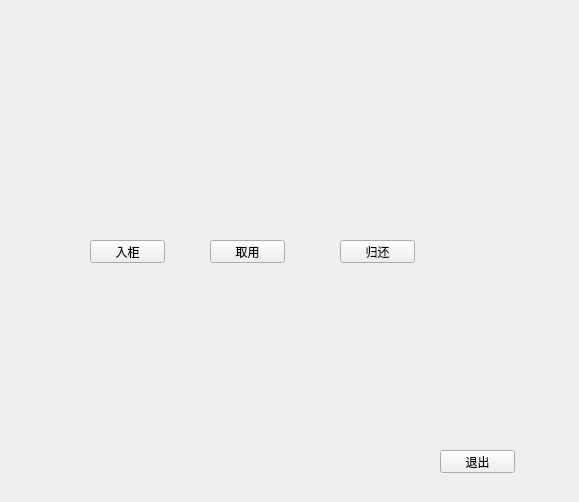
The window that Qt_Dev/v1.1/testSQL/mainui.ui (xuezeao/git_program) describes before a commit, drawn with Qt 5.
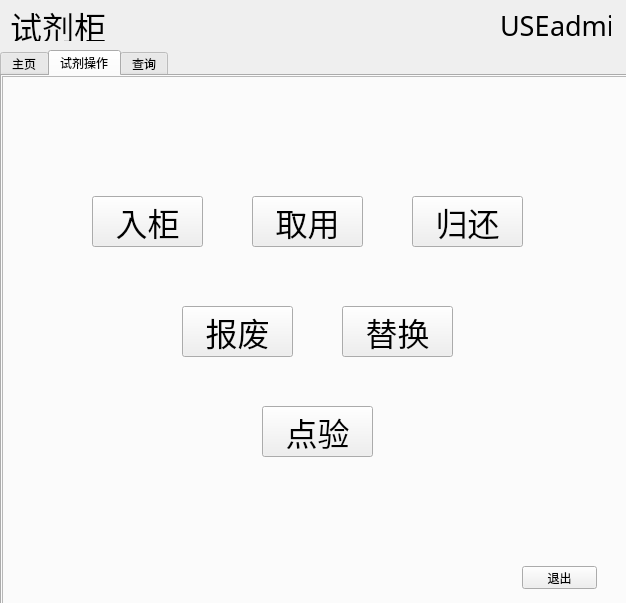
The same window after the commit. The open tabs and pages were chosen to show the change. Icons and pictures are not drawn.

Commit message: background OK

The edit to the form file:
```diff
--- a/Qt_Dev/v1.1/testSQL/mainui.ui
+++ b/Qt_Dev/v1.1/testSQL/mainui.ui
@@ -6,63 +6,359 @@
    <rect>
     <x>0</x>
     <y>0</y>
-    <width>579</width>
-    <height>502</height>
+    <width>626</width>
+    <height>603</height>
    </rect>
   </property>
   <property name="windowTitle">
    <string>Form</string>
   </property>
-  <widget class="QPushButton" name="pushButton_reagentP">
+  <widget class="QTabWidget" name="tabWidget">
    <property name="geometry">
     <rect>
-     <x>90</x>
-     <y>240</y>
-     <width>75</width>
-     <height>23</height>
+     <x>0</x>
+     <y>50</y>
+     <width>631</width>
+     <height>561</height>
     </rect>
    </property>
-   <property name="text">
-    <string>入柜</string>
+   <property name="styleSheet">
+    <string notr="true"/>
    </property>
+   <property name="currentIndex">
+    <number>0</number>
+   </property>
+   <widget class="QWidget" name="tag1">
+    <attribute name="title">
+     <string>主页</string>
+    </attribute>
+    <widget class="QTextBrowser" name="textBrowser">
+     <property name="geometry">
+      <rect>
+       <x>70</x>
+       <y>140</y>
+       <width>491</width>
+       <height>351</height>
+      </rect>
+     </property>
+    </widget>
+    <widget class="QLabel" name="label_4">
+     <property name="geometry">
+      <rect>
+       <x>250</x>
+       <y>60</y>
+       <width>101</width>
+       <height>31</height>
+      </rect>
+     </property>
+     <property name="font">
+      <font>
+       <family>Agency FB</family>
+       <pointsize>24</pointsize>
+      </font>
+     </property>
+     <property name="text">
+      <string>公告栏</string>
+     </property>
+    </widget>
+   </widget>
+   <widget class="QWidget" name="tab">
+    <attribute name="title">
+     <string>试剂操作</string>
+    </attribute>
+    <widget class="QPushButton" name="pushButton_reagentG">
+     <property name="geometry">
+      <rect>
+       <x>250</x>
+       <y>120</y>
+       <width>111</width>
+       <height>51</height>
+      </rect>
+     </property>
+     <property name="font">
+      <font>
+       <family>Agency FB</family>
+       <pointsize>24</pointsize>
+      </font>
+     </property>
+     <property name="text">
+      <string>取用</string>
+     </property>
+    </widget>
+    <widget class="QPushButton" name="pushButton_reagentP">
+     <property name="geometry">
+      <rect>
+       <x>90</x>
+       <y>120</y>
+       <width>111</width>
+       <height>51</height>
+      </rect>
+     </property>
+     <property name="font">
+      <font>
+       <family>Agency FB</family>
+       <pointsize>24</pointsize>
+      </font>
+     </property>
+     <property name="text">
+      <string>入柜</string>
+     </property>
+    </widget>
+    <widget class="QPushButton" name="pushButton_reagentB">
+     <property name="geometry">
+      <rect>
+       <x>410</x>
+       <y>120</y>
+       <width>111</width>
+       <height>51</height>
+      </rect>
+     </property>
+     <property name="font">
+      <font>
+       <family>Agency FB</family>
+       <pointsize>24</pointsize>
+      </font>
+     </property>
+     <property name="text">
+      <string>归还</string>
+     </property>
+    </widget>
+    <widget class="QPushButton" name="pushButton">
+     <property name="geometry">
+      <rect>
+       <x>520</x>
+       <y>490</y>
+       <width>75</width>
+       <height>23</height>
+      </rect>
+     </property>
+     <property name="text">
+      <string>退出</string>
+     </property>
+    </widget>
+    <widget class="QPushButton" name="pushButton_reagentP_2">
+     <property name="geometry">
+      <rect>
+       <x>180</x>
+       <y>230</y>
+       <width>111</width>
+       <height>51</height>
+      </rect>
+     </property>
+     <property name="font">
+      <font>
+       <family>Agency FB</family>
+       <pointsize>24</pointsize>
+      </font>
+     </property>
+     <property name="text">
+      <string>报废</string>
+     </property>
+    </widget>
+    <widget class="QPushButton" name="pushButton_reagentP_3">
+     <property name="geometry">
+      <rect>
+       <x>340</x>
+       <y>230</y>
+       <width>111</width>
+       <height>51</height>
+      </rect>
+     </property>
+     <property name="font">
+      <font>
+       <family>Agency FB</family>
+       <pointsize>24</pointsize>
+      </font>
+     </property>
+     <property name="text">
+      <string>替换</string>
+     </property>
+    </widget>
+    <widget class="QPushButton" name="pushButton_reagentP_4">
+     <property name="geometry">
+      <rect>
+       <x>260</x>
+       <y>330</y>
+       <width>111</width>
+       <height>51</height>
+      </rect>
+     </property>
+     <property name="font">
+      <font>
+       <family>Agency FB</family>
+       <pointsize>24</pointsize>
+      </font>
+     </property>
+     <property name="text">
+      <string>点验</string>
+     </property>
+    </widget>
+    <widget class="QFrame" name="frame_2">
+     <property name="geometry">
+      <rect>
+       <x>0</x>
+       <y>0</y>
+       <width>631</width>
+       <height>541</height>
+      </rect>
+     </property>
+     <property name="styleSheet">
+      <string notr="true">background-image: url(:/image/background1.jpg);</string>
+     </property>
+     <property name="frameShape">
+      <enum>QFrame::StyledPanel</enum>
+     </property>
+     <property name="frameShadow">
+      <enum>QFrame::Raised</enum>
+     </property>
+    </widget>
+    <zorder>frame_2</zorder>
+    <zorder>pushButton_reagentG</zorder>
+    <zorder>pushButton_reagentP</zorder>
+    <zorder>pushButton_reagentB</zorder>
+    <zorder>pushButton</zorder>
+    <zorder>pushButton_reagentP_2</zorder>
+    <zorder>pushButton_reagentP_3</zorder>
+    <zorder>pushButton_reagentP_4</zorder>
+   </widget>
+   <widget class="QWidget" name="tab_2">
+    <attribute name="title">
+     <string>查询</string>
+    </attribute>
+    <widget class="QLineEdit" name="lineEdit">
+     <property name="geometry">
+      <rect>
+       <x>20</x>
+       <y>70</y>
+       <width>321</width>
+       <height>51</height>
+      </rect>
+     </property>
+     <property name="font">
+      <font>
+       <family>Agency FB</family>
+       <pointsize>20</pointsize>
+      </font>
+     </property>
+     <property name="styleSheet">
+      <string notr="true">background-color: rgb(255, 255, 255);</string>
+     </property>
+     <property name="placeholderText">
+      <string>请输入试剂名</string>
+     </property>
+    </widget>
+    <widget class="QPushButton" name="pushButton_2">
+     <property name="geometry">
+      <rect>
+       <x>390</x>
+       <y>70</y>
+       <width>151</width>
+       <height>51</height>
+      </rect>
+     </property>
+     <property name="font">
+      <font>
+       <family>Agency FB</family>
+       <pointsize>26</pointsize>
+      </font>
+     </property>
+     <property name="styleSheet">
+      <string notr="true">background-color: rgb(255, 255, 255);</string>
+     </property>
+     <property name="text">
+      <string>查询</string>
+     </property>
+    </widget>
+    <widget class="QTableView" name="tableView">
+     <property name="geometry">
+      <rect>
+       <x>10</x>
+       <y>140</y>
+       <width>601</width>
+       <height>361</height>
+      </rect>
+     </property>
+    </widget>
+    <widget class="QFrame" name="frame">
+     <property name="geometry">
+      <rect>
+       <x>-10</x>
+       <y>-10</y>
+       <width>641</width>
+       <height>551</height>
+      </rect>
+     </property>
+     <property name="styleSheet">
+      <string notr="true">background-image: url(:/image/background1.jpg);</string>
+     </property>
+     <property name="frameShape">
+      <enum>QFrame::StyledPanel</enum>
+     </property>
+     <property name="frameShadow">
+      <enum>QFrame::Raised</enum>
+     </property>
+    </widget>
+    <zorder>frame</zorder>
+    <zorder>lineEdit</zorder>
+    <zorder>pushButton_2</zorder>
+    <zorder>tableView</zorder>
+   </widget>
   </widget>
-  <widget class="QPushButton" name="pushButton_reagentG">
+  <widget class="QLabel" name="label">
    <property name="geometry">
     <rect>
-     <x>210</x>
-     <y>240</y>
-     <width>75</width>
-     <height>23</height>
+     <x>10</x>
+     <y>10</y>
+     <width>101</width>
+     <height>31</height>
     </rect>
    </property>
+   <property name="font">
+    <font>
+     <family>Arial</family>
+     <pointsize>24</pointsize>
+    </font>
+   </property>
    <property name="text">
-    <string>取用</string>
+    <string>试剂柜</string>
    </property>
   </widget>
-  <widget class="QPushButton" name="pushButton_reagentB">
+  <widget class="QLabel" name="label_2">
    <property name="geometry">
     <rect>
-     <x>340</x>
-     <y>240</y>
-     <width>75</width>
-     <height>23</height>
+     <x>550</x>
+     <y>10</y>
+     <width>61</width>
+     <height>31</height>
     </rect>
    </property>
+   <property name="font">
+    <font>
+     <family>Agency FB</family>
+     <pointsize>20</pointsize>
+    </font>
+   </property>
    <property name="text">
-    <string>归还</string>
+    <string>admin</string>
    </property>
   </widget>
-  <widget class="QPushButton" name="pushButton">
+  <widget class="QLabel" name="label_3">
    <property name="geometry">
     <rect>
-     <x>440</x>
-     <y>450</y>
-     <width>75</width>
-     <height>23</height>
+     <x>500</x>
+     <y>10</y>
+     <width>51</width>
+     <height>31</height>
     </rect>
    </property>
+   <property name="font">
+    <font>
+     <family>Agency FB</family>
+     <pointsize>20</pointsize>
+    </font>
+   </property>
    <property name="text">
-    <string>退出</string>
+    <string>USE:</string>
    </property>
   </widget>
  </widget>
```
The commit also changes 37 other files.
